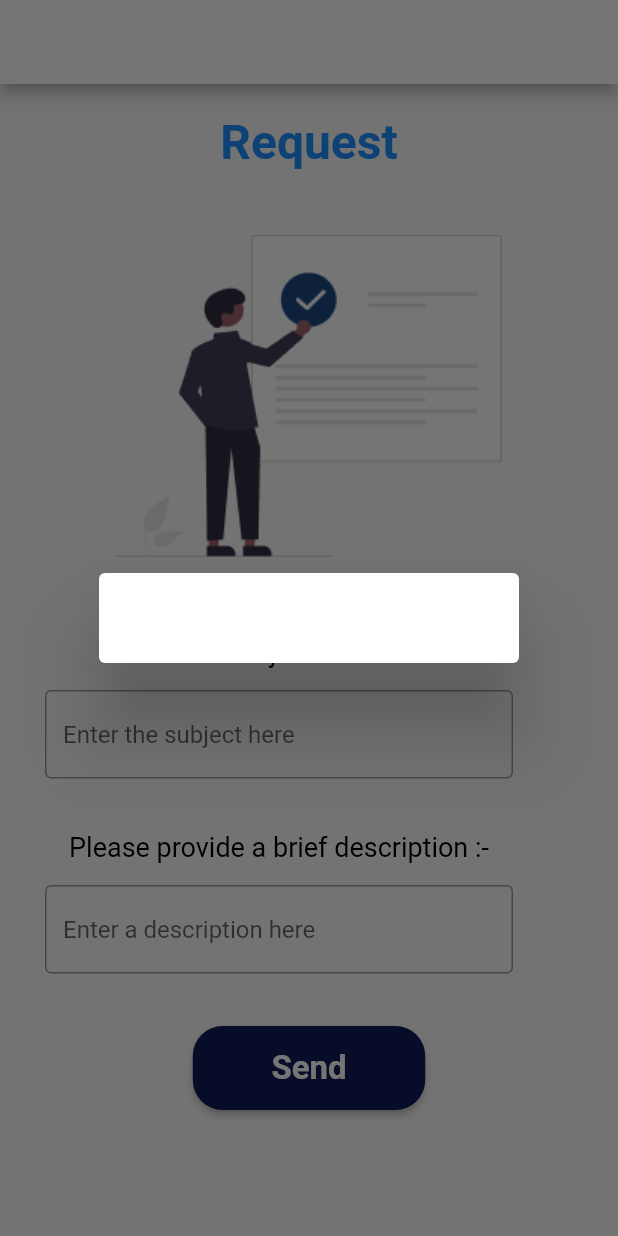
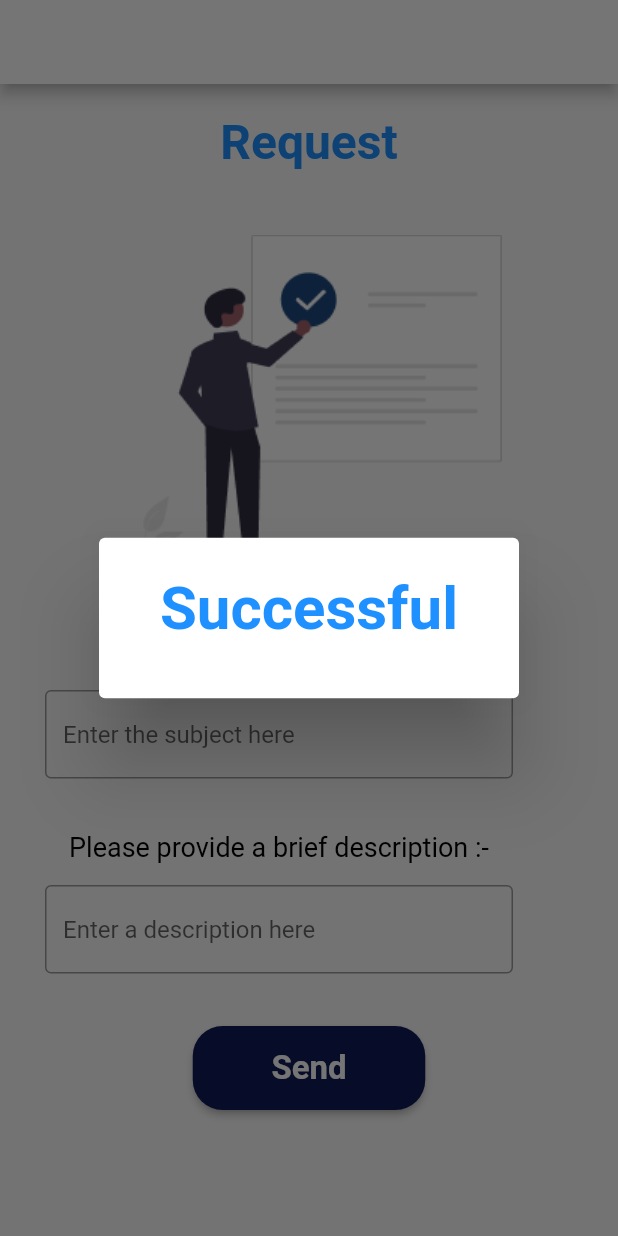
Before and after one commit to Yasodkai11/MAD, a Flutter app: the request screen opened directly, after a tap on "Send", on a phone screen of 412 x 824 dp. Run offline on Flutter 3.47's test engine with Material 2 defaults, Android fonts, the phone set to English and light mode, and no system bars; our stand-ins replace firebase_auth, quickalert; missing offline and left inert: flutter_auth; accounts and stored records are empty.

Commit message:
successfull msg edit

```diff
--- a/unity_world/lib/pages/Request/request_form.dart
+++ b/unity_world/lib/pages/Request/request_form.dart
@@ -121,7 +121,10 @@ class _requestState extends State<request> {
                           return Center(
                             child: AlertDialog(
                               title: const Center(
-
+                                child: Text("Successful",style: TextStyle(
+                                    color: Color.fromARGB(255, 30, 144, 255),
+                                    fontSize: 40,
+                                    fontWeight: FontWeight.bold),),
                               ),
 
                               actions: [
```
